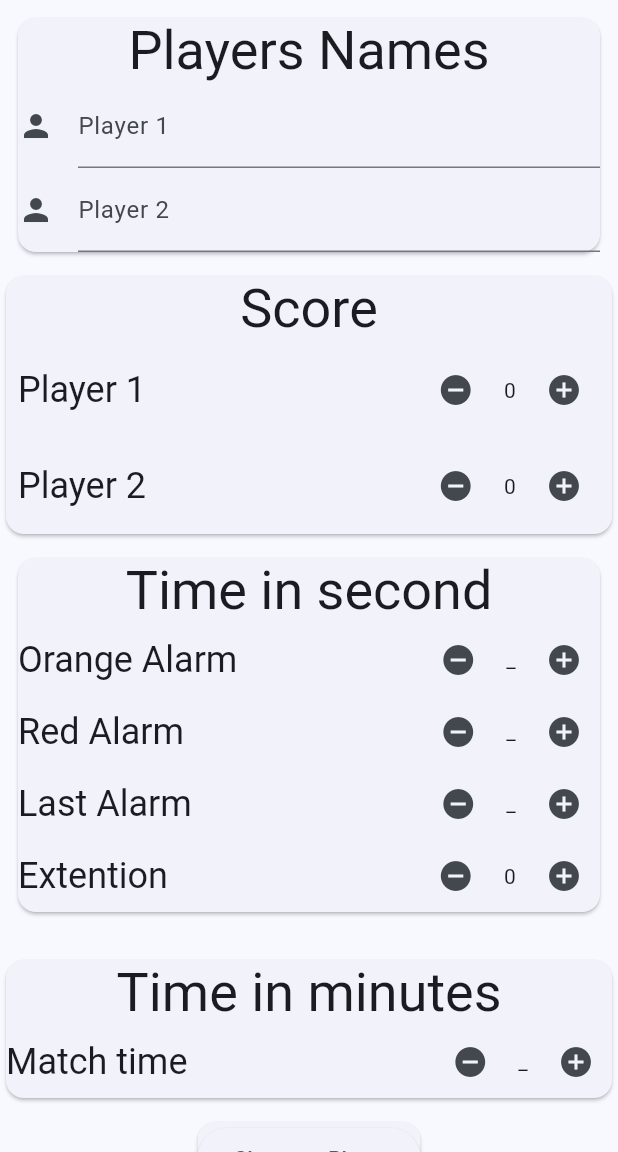
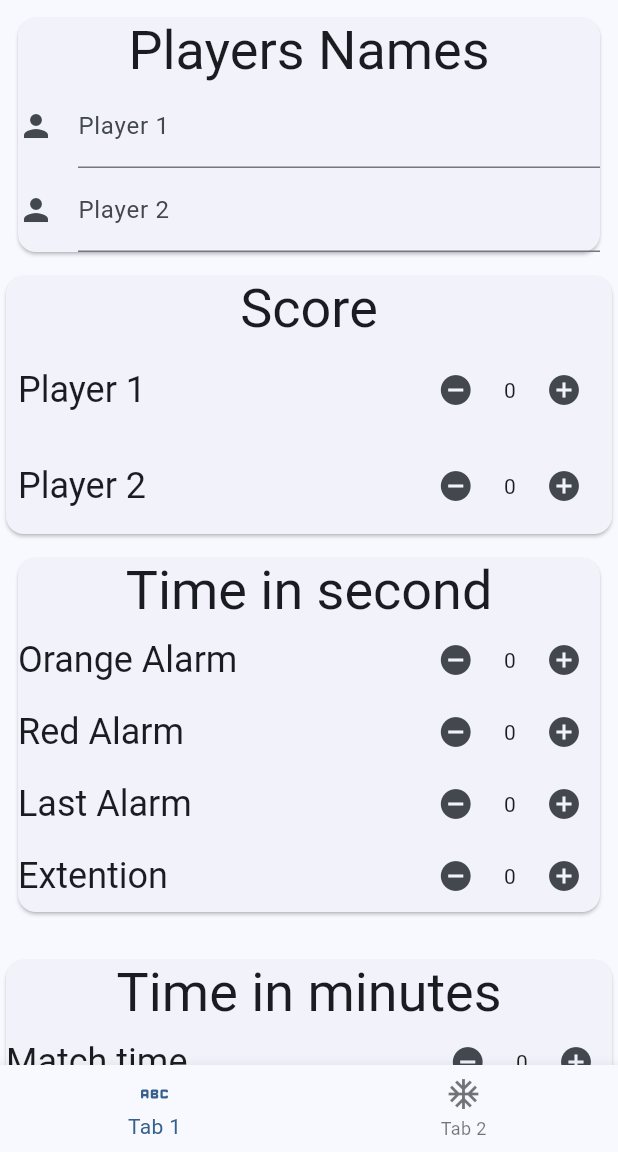
Before and after one commit to ayman-alz/chrono_pool, a Flutter app: the SettingsPage screen opened by its route, on a phone screen of 412 x 824 dp, the part 84-1236 px from its top. Run offline on Flutter 3.47's test engine with Material 3 defaults, Android fonts, the phone set to English and light mode, and no system bars; our stand-ins replace image_picker, shared_preferences; missing offline and left inert: dart:ffi; accounts and stored records are empty.

Commit message:
quentin's edition

```diff
--- a/lib/ui/settings_page.dart
+++ b/lib/ui/settings_page.dart
@@ -1,15 +1,11 @@
 import 'dart:typed_data';
-
-import 'package:chrono_pool/components/applocal.dart';
-import 'package:chrono_pool/main.dart';
 import 'package:flutter/material.dart';
-import 'package:flutter_localizations/flutter_localizations.dart';
-import 'package:chrono_pool/controller/settingController.dart';
 import 'package:image_picker/image_picker.dart';
 import 'package:provider/provider.dart';
-
 import '../edit_player_name_widget.dart';
 import '../model/score.dart';
+import '../controller/settings_controller.dart';
+import '../components/applocal.dart';
 
 enum PlayerNumber { UN, DEUX }
 
@@ -26,8 +22,7 @@ class SettingsPage extends StatefulWidget {
 }
 
 class _SettingsPageState extends State<SettingsPage> {
-  final SettingsCode settingsCode = new SettingsCode();
-
+  int _currentIndex = 0;
   String player2ScoreValue = "0";
   String player1ScoreValue = "0";
   XFile? _image;
@@ -52,7 +47,9 @@ class _SettingsPageState extends State<SettingsPage> {
         ],
       ),
       body: SingleChildScrollView(
-        child: Column(
+        child: Consumer<SettingsController>(
+          builder: (context,set,oldWidget) {
+            return Column(
               children: [
                 Padding(
                   padding: const EdgeInsets.all(8.0),
@@ -64,11 +61,11 @@ class _SettingsPageState extends State<SettingsPage> {
                       Text("Score", style: Theme.of(context).textTheme.displaySmall),
                       buildScoreRow(
                         PlayerNumber.UN,
-                    "${getLang(context, "player1")}",
+                        "${getLang(context, "player1")}",set
                       ),
                       buildScoreRow(
                         PlayerNumber.DEUX,
-                    "${getLang(context, "player2")}",
+                        "${getLang(context, "player2")}",set
                       ),
                     ],
                   ),
@@ -77,7 +74,6 @@ class _SettingsPageState extends State<SettingsPage> {
                 Padding(
                   padding: const EdgeInsets.all(8.0),
                   child: Card(
-                child: Container(
                     child: Column(
                       crossAxisAlignment: CrossAxisAlignment.center,
                       children: [
@@ -86,124 +82,16 @@ class _SettingsPageState extends State<SettingsPage> {
                         Column(
                           crossAxisAlignment: CrossAxisAlignment.end,
                           children: [
-                          Row(
-                            mainAxisAlignment: MainAxisAlignment.end,
-                            children: [
-                              Text("${getLang(context, "orange_alarm")}",
-                                  style: Theme.of(context)
-                                      .textTheme
-                                      .headlineSmall),
-                              Spacer(),
-                              IconButton(
-                                onPressed: () {},
-                                icon: Icon(Icons.remove_circle),
-                              ),
-                              Padding(
-                                padding:
-                                const EdgeInsets.symmetric(horizontal: 8.0),
-                                child: Text(
-                                    "_"), // You can replace this with a TextField for better editing experience
-                              ),
-                              IconButton(
-                                onPressed: () {},
-                                icon: Icon(Icons.add_circle),
-                              ),
-                            ],
-                          ),
-                          Row(
-                            mainAxisAlignment: MainAxisAlignment.end,
-                            children: [
-                              Text("${getLang(context, "red_alarm")}",
-                                  style: Theme.of(context)
-                                      .textTheme
-                                      .headlineSmall),
-                              Spacer(),
-                              IconButton(
-                                onPressed: () {},
-                                icon: Icon(Icons.remove_circle),
-                              ),
-                              Padding(
-                                padding:
-                                const EdgeInsets.symmetric(horizontal: 8.0),
-                                child: Text(
-                                    "_"), // You can replace this with a TextField for better editing experience
-                              ),
-                              IconButton(
-                                onPressed: () {},
-                                icon: Icon(Icons.add_circle),
-                              ),
-                            ],
-                          ),
-                          Row(
-                            mainAxisAlignment: MainAxisAlignment.end,
-                            children: [
-                              Text("${getLang(context, "last_alarm")}",
-                                  style: Theme.of(context)
-                                      .textTheme
-                                      .headlineSmall),
-                              Spacer(),
-                              IconButton(
-                                onPressed: () {},
-                                icon: Icon(Icons.remove_circle),
-                              ),
-                              Padding(
-                                padding:
-                                const EdgeInsets.symmetric(horizontal: 8.0),
-                                child: Text(
-                                    "_"), // You can replace this with a TextField for better editing experience
-                              ),
-                              IconButton(
-                                onPressed: () {},
-                                icon: Icon(Icons.add_circle),
-                              ),
-                            ],
-                          ),
-                          Row(
-                            mainAxisAlignment: MainAxisAlignment.end,
-                            children: [
-                              Text("${getLang(context, "extention")}",
-                                  style: Theme.of(context)
-                                      .textTheme
-                                      .headlineSmall),
-                              Spacer(),
-                              IconButton(
-                                onPressed: () async {
-                                  setState(() {
-                                    player1ScoreValue =
-                                    settingsCode.playerButtonMinus(
-                                        player1ScoreValue,
-                                        "player1_score") as String;
-                                  });
-                                },
-                                icon: Icon(Icons.remove_circle),
-                              ),
-                              Padding(
-                                padding:
-                                const EdgeInsets.symmetric(horizontal: 8.0),
-                                child: Text(
-                                    player1ScoreValue), // You can replace this with a TextField for better editing experience
-                              ),
-                              IconButton(
-                                onPressed: () async {
-                                  setState(() {
-                                    player1ScoreValue =
-                                    settingsCode.playerButtonPlus(
-                                        player1ScoreValue,
-                                        "player1_score") as String;
-                                  });
-                                },
-                                icon: Icon(Icons.add_circle),
-                              ),
-                            ],
-                          ),
+                            RowSetting(DataType.ORANGE_ALARM,set,"orange_alarm"),
+                            RowSetting(DataType.RED_ALARM,set,"red_alarm"),
+                            RowSetting(DataType.LAST_ALARM,set,"last_alarm"),
+                            RowSetting(DataType.EXTENTION,set,"extention"),
                           ],
                         ),
                       ],
                     ),
                   ),
                 ),
-            ),
-
                 Padding(
                   padding: const EdgeInsets.all(8.0),
                 ),
@@ -211,36 +99,11 @@ class _SettingsPageState extends State<SettingsPage> {
                   child: Column(
                     children: [
                       Text("${getLang(context, "time_minute")}", style: Theme.of(context).textTheme.displaySmall),
-                  Row(
-                    mainAxisAlignment: MainAxisAlignment.end,
-                    children: [
-                      Text("${getLang(context, "match_time")}",
-                          style: Theme.of(context)
-                              .textTheme
-                              .headlineSmall),
-                      Spacer(),
-                      IconButton(
-                        onPressed: () {},
-                        icon: Icon(Icons.remove_circle),
-                      ),
-                      Padding(
-                        padding:
-                        const EdgeInsets.symmetric(horizontal: 8.0),
-                        child: Text(
-                            "_"), // You can replace this with a TextField for better editing experience
-                      ),
-                      IconButton(
-                        onPressed: () {},
-                        icon: Icon(Icons.add_circle),
-                      ),
-                    ],
-                  ),
+                      RowSetting(DataType.MATCH_TIME,set,"match_time"),
                     ],
                   ),
                 ),
 
-
-            // New Card Section for Choose a Photo
                 Padding(
                   padding: const EdgeInsets.all(8.0),
                   child: Card(
@@ -269,12 +132,32 @@ class _SettingsPageState extends State<SettingsPage> {
                   ),
                 ),
               ],
+            );
+          }
         ),
+      ),
+      bottomNavigationBar: BottomNavigationBar(
+        currentIndex: _currentIndex,
+        onTap: (index) {
+          setState(() {
+            _currentIndex = index;
+          });
+        },
+        items: [
+          BottomNavigationBarItem(
+            icon: Icon(Icons.abc_rounded), // Icon for the first tab
+            label: 'Tab 1',
+          ),
+          BottomNavigationBarItem(
+            icon: Icon(Icons.ac_unit), // Icon for the second tab
+            label: 'Tab 2',
+          ),
+        ],
       ),
     );
   }
 
-  Widget buildScoreRow(PlayerNumber number, String playerName) {
+  Widget buildScoreRow(PlayerNumber number, String playerName,SettingsController set) {
     return Padding(
       padding: const EdgeInsets.all(8.0),
       child: Row(
@@ -285,7 +168,7 @@ class _SettingsPageState extends State<SettingsPage> {
           Spacer(),
           IconButton(
             onPressed: () async {
-              player2ScoreValue = await settingsCode.playerButtonMinus(
+              player2ScoreValue = await set.playerButtonMinus(
                   player2ScoreValue, "player2_score") ;
               setState(() {
                 if (number == PlayerNumber.UN) {
@@ -308,7 +191,7 @@ class _SettingsPageState extends State<SettingsPage> {
           ),
           IconButton(
             onPressed: () async {
-              player2ScoreValue  = await settingsCode.playerButtonPlus(
+              player2ScoreValue  = await set.playerButtonPlus(
                   player2ScoreValue, "player2_score") ;
               setState(() {
                 if (number == PlayerNumber.UN) {
@@ -335,3 +218,41 @@ class _SettingsPageState extends State<SettingsPage> {
     }
   }
 }
+
+class RowSetting extends StatelessWidget {
+  final DataType type;
+  final SettingsController set;
+  final String label;
+
+  RowSetting(this.type, this.set, this.label);
+
+  @override
+  Widget build(BuildContext context) {
+    return Row(
+      mainAxisAlignment: MainAxisAlignment.end,
+      children: [
+        Text("${getLang(context, label)}",
+            style: Theme.of(context)
+                .textTheme
+                .headlineSmall),
+        Spacer(),
+        IconButton(
+          onPressed: () {set.decType(type);},
+          icon: Icon(Icons.remove_circle),
+        ),
+        Padding(
+          padding:
+          const EdgeInsets.symmetric(horizontal: 8.0),
+          child: FutureBuilder<int>(
+            future: set.getData(type),
+            builder: (context, snapshot) =>Text(snapshot.data?.toString()??"-")
+          ), // You can replace this with a TextField for better editing experience
+        ),
+        IconButton(
+          onPressed: () {set.incType(type);},
+          icon: Icon(Icons.add_circle),
+        ),
+      ],
+    );
+  }
+}
```
Also changed, not shown: lib/controller/settingController.dart (deleted, +0 -43 lines), lib/controller/settings_controller.dart (added, +61 -0 lines), lib/main.dart (+7 -1 lines), lib/ui/home_page.dart (+28 -23 lines). Lines whose indentation alone changed are shown as unchanged.
